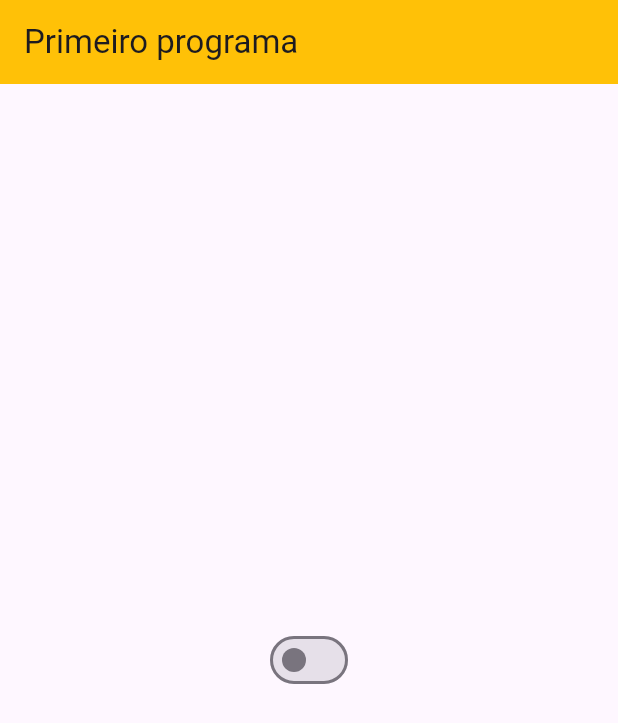
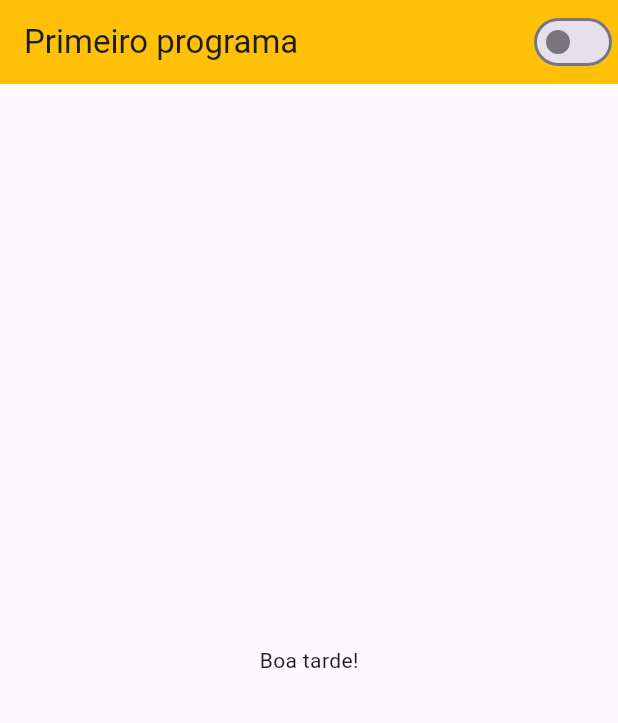
Before and after one commit to IGDSCI/CONTADOR-FLUTTER, a Flutter app: the screen it shows after launch, on a phone screen of 412 x 824 dp. Shown: the top 723 px of the screen. Run offline on Flutter 3.47's test engine with Material 3 defaults, Android fonts, the phone set to English and light mode, and no system bars.

Commit message:
Arrumando o posicionamento do botão

```diff
--- a/lib/home_page.dart
+++ b/lib/home_page.dart
@@ -17,14 +17,25 @@ class HomePageState extends State<HomePage>{
       appBar: AppBar(
         backgroundColor: Colors.amber,
         title: const Text('Primeiro programa'),
+        actions: [CustomSwitch()],
         ),
-      body: Center(
-        child: Switch(
-          value: appController.instance.dartTheme,
-          onChanged: (value) {
-            appController.instance.changeTheme();
-          }),
-      )
+        body: const Center(
+          child: Text (
+            'Boa tarde!'
+            )),
     );
   }
 }
+
+class CustomSwitch extends StatelessWidget {
+  const CustomSwitch({super.key});
+
+  @override
+  Widget build(BuildContext context) {
+    return Switch(
+            value: appController.instance.dartTheme,
+            onChanged: (value) {
+              appController.instance.changeTheme();
+          },);
+  }
+}
```
